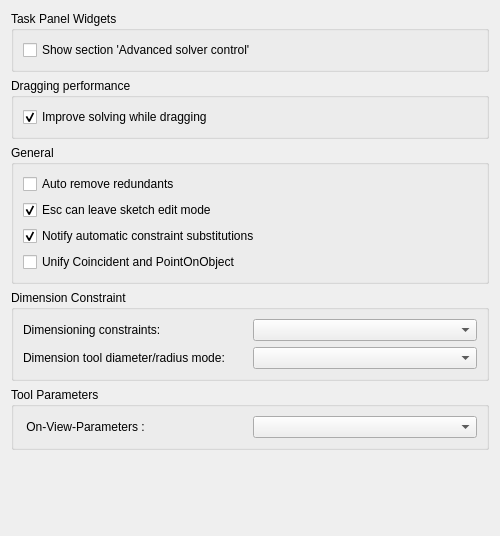
This is src/Mod/Sketcher/Gui/SketcherSettings.ui in southseact-3d/fcd as Qt 5 draws it before an edit. The edited form follows.
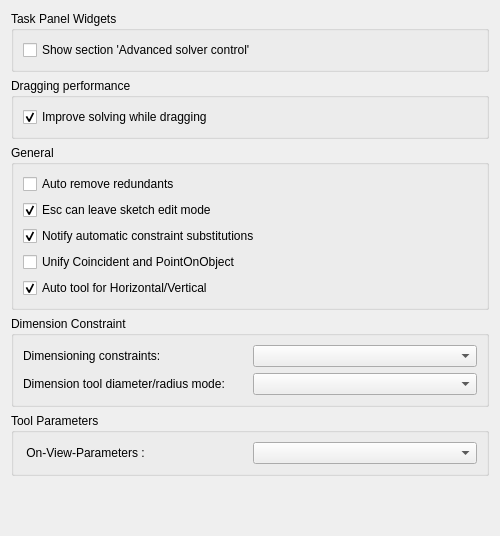
This is the edited form. Custom widgets are drawn as their Qt base class.

Commit message: Add a setting to disable auto horizontal/vertical.

The edit to the form file:
```diff
--- a/src/Mod/Sketcher/Gui/SketcherSettings.ui
+++ b/src/Mod/Sketcher/Gui/SketcherSettings.ui
@@ -178,6 +178,25 @@
         </property>
        </widget>
       </item>
+      <item>
+       <widget class="Gui::PrefCheckBox" name="checkBoxHorVerAuto">
+        <property name="toolTip">
+         <string>Use the automatic horizontal/vertical constraint tool. This create a command group in which you have the auto tool, horizontal and vertical.</string>
+        </property>
+        <property name="text">
+         <string>Auto tool for Horizontal/Vertical</string>
+        </property>
+        <property name="checked">
+         <bool>true</bool>
+        </property>
+        <property name="prefEntry" stdset="0">
+         <cstring>AutoHorVer</cstring>
+        </property>
+        <property name="prefPath" stdset="0">
+         <cstring>Mod/Sketcher/Constraints</cstring>
+        </property>
+       </widget>
+      </item>
      </layout>
     </widget>
    </item>
```
The commit also changes 2 other files.
